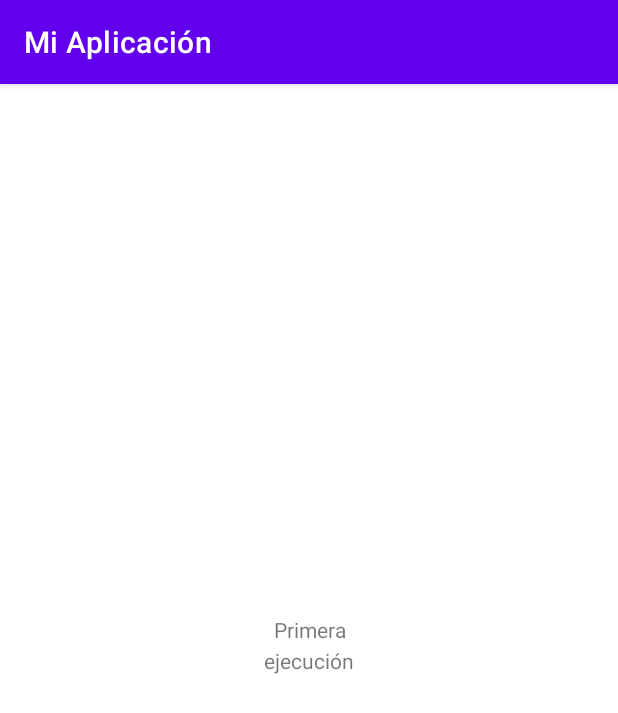
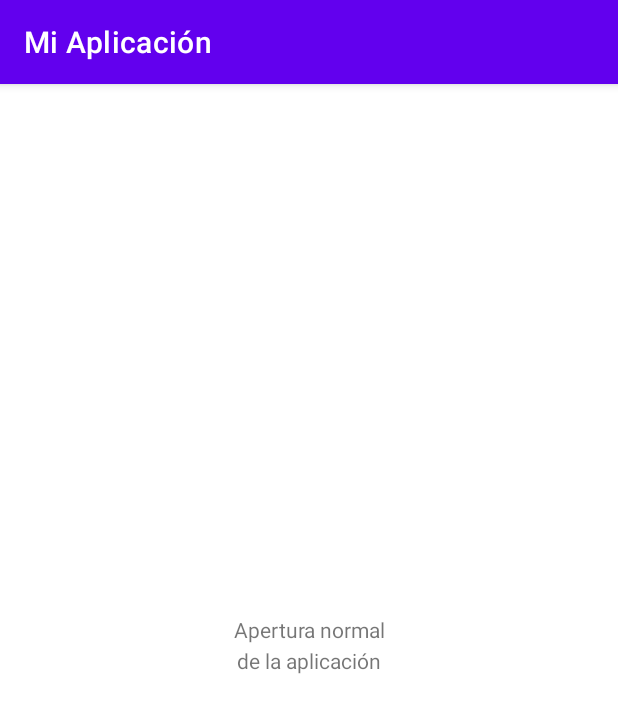
Before and after one commit to ojgarciab/android-open-epub, an Android app: the screen it shows after launch (MainActivity), on a phone screen of 412 x 824 dp. Shown: the top 713 px of the screen. Run offline under Robolectric (Android 15) with nearby library versions, the phone set to English and light mode, and no system bars.

Commit message:
Cambiados textos para asemejarse a los compartidos en stackoverflow

```diff
--- a/app/src/main/java/com/linaresdigital/miaplicacion/MainActivity.java
+++ b/app/src/main/java/com/linaresdigital/miaplicacion/MainActivity.java
@@ -22,10 +22,10 @@ public class MainActivity extends AppCompatActivity {
             ruta = ruta.substring(ruta.indexOf(":") + 1);
             textView1.setText(ruta);
             File file = new File(ruta);
-            textView2.setText(file.exists() ? "SI" : "NO");
+            textView2.setText(file.exists() ? "Existe" : "No existe");
         } catch (Exception e) {
-            textView1.setText("Primera");
-            textView2.setText("ejecución");
+            textView1.setText("Apertura normal");
+            textView2.setText("de la aplicación");
         }
 
     }
```
